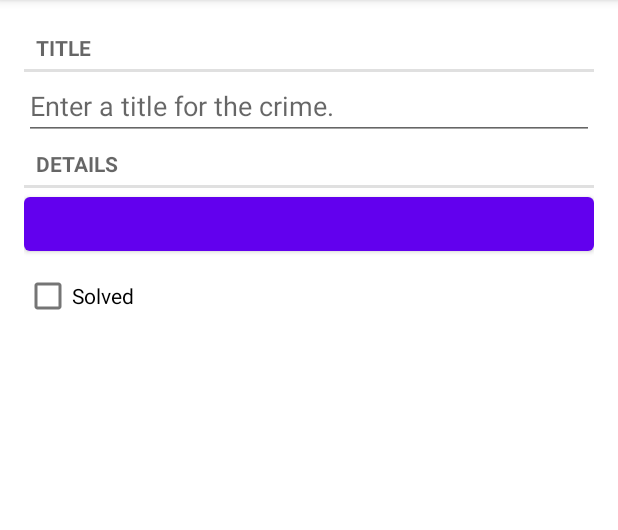
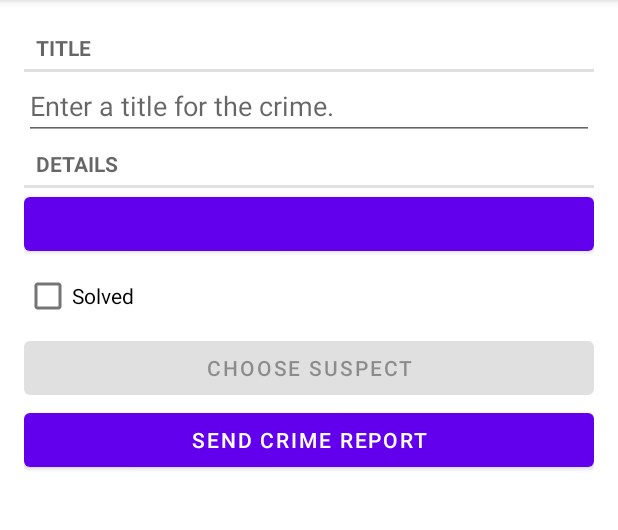
Before and after one commit to mattburnsidemagenic/bnr-android, an Android app: the screen it shows after launch (MainActivity), after a tap on "New Crime", on a phone screen of 412 x 824 dp, the part 84-614 px from its top. Run offline under Robolectric (Android 15) with nearby library versions, the phone set to English and light mode, and no system bars; our stand-ins replace Room's generated code; 1 statement that could not run was skipped.

Commit message:
End of Chapter 15

```diff
--- a/CriminalIntent/app/src/main/java/com/bignerdranch/android/criminalintent/Crime.kt
+++ b/CriminalIntent/app/src/main/java/com/bignerdranch/android/criminalintent/Crime.kt
@@ -9,4 +9,4 @@ import java.util.UUID
 data class Crime(@PrimaryKey val id: UUID = UUID.randomUUID(),
                  var title: String = "",
                  var date: Date = Date(),
-                 var isSolved:Boolean = false)
+                 var isSolved:Boolean = false, var suspect:String = "")
--- a/CriminalIntent/app/src/main/java/com/bignerdranch/android/criminalintent/CrimeFragment.kt
+++ b/CriminalIntent/app/src/main/java/com/bignerdranch/android/criminalintent/CrimeFragment.kt
@@ -1,8 +1,15 @@
 package com.bignerdranch.android.criminalintent
 
+import android.app.Activity
+import android.content.Intent
+import android.content.pm.PackageManager
+import android.content.pm.ResolveInfo
+import android.net.Uri
 import android.os.Bundle
+import android.provider.ContactsContract
 import android.text.Editable
 import android.text.TextWatcher
+import android.text.format.DateFormat
 
 import android.view.LayoutInflater
 import android.view.View
@@ -13,6 +20,7 @@ import android.widget.EditText
 import androidx.fragment.app.Fragment
 import androidx.lifecycle.Observer
 import androidx.lifecycle.ViewModelProvider
+
 import java.util.*
 
 
@@ -20,12 +28,15 @@ private const val ARG_CRIME_ID = "crime_id"
 private const val TAG = "CrimeFragment"
 private const val DIALOG_DATE = "DialogDate"
 private const val REQUEST_DATE = 0
+private const val REQUEST_CONTACT = 1
+private const val DATE_FORMAT="EEE, MMM, dd"
 class CrimeFragment: Fragment(), DatePickerFragment.Callbacks {
     private lateinit var crime: Crime
     private lateinit var titleField: EditText
     private lateinit var dateButton: Button
     private lateinit var solvedCheckBox: CheckBox
-
+    private lateinit var reportButton: Button
+    private lateinit var suspectButton: Button
     private val crimeDetailViewModel: CrimeDetailViewModel by lazy {
         ViewModelProvider(this).get(CrimeDetailViewModel::class.java)
     }
@@ -50,6 +61,8 @@ class CrimeFragment: Fragment(), DatePickerFragment.Callbacks {
 //            text = crime.date.toString()
 //            isEnabled = false
 //        }
+        reportButton = view.findViewById(R.id.crime_report) as Button
+        suspectButton = view.findViewById(R.id.crime_suspect) as Button
         return view
     }
 
@@ -72,6 +85,46 @@ class CrimeFragment: Fragment(), DatePickerFragment.Callbacks {
             isChecked = crime.isSolved
             jumpDrawablesToCurrentState()
         }
+        if(crime.suspect.isNotEmpty()) {
+            suspectButton.text = crime.suspect
+        }
+    }
+
+    override fun onActivityResult(requestCode: Int, resultCode: Int, data: Intent?) {
+        when {
+            resultCode != Activity.RESULT_OK -> return
+            requestCode == REQUEST_CONTACT && data != null -> {
+                val contactUri: Uri? = data.data
+                val queryFields = arrayOf(ContactsContract.Contacts.DISPLAY_NAME)
+                val cursor = requireActivity().contentResolver.query(contactUri!!, queryFields, null, null, null)
+                cursor?.use {
+                    if(it.count == 0) {
+                        return
+                    }
+                    it.moveToFirst()
+                    val suspect = it.getString(0)
+                    crime.suspect = suspect
+                    crimeDetailViewModel.saveCrime(crime)
+                    suspectButton.text = suspect
+                }
+            }
+        }
+    }
+
+    private fun getCrimeReport(): String {
+        val solvedString = if(crime.isSolved) {
+            getString(R.string.crime_report_solved)
+        } else {
+            getString(R.string.crime_report_unsolved)
+        }
+
+        val dateString = DateFormat.format(DATE_FORMAT, crime.date).toString()
+        var suspect = if(crime.suspect.isBlank()) {
+            getString(R.string.crime_report_no_suspect)
+        } else {
+            getString(R.string.crime_report_suspect, crime.suspect)
+        }
+        return getString(R.string.crime_report, crime.title, dateString, solvedString, suspect)
     }
 
     override fun onStart() {
@@ -101,6 +154,28 @@ class CrimeFragment: Fragment(), DatePickerFragment.Callbacks {
                 show(this@CrimeFragment.parentFragmentManager, DIALOG_DATE)
             }
         }
+        reportButton.setOnClickListener {
+            Intent(Intent.ACTION_SEND).apply {
+                type = "text/plain"
+                putExtra(Intent.EXTRA_TEXT, getCrimeReport())
+                putExtra(Intent.EXTRA_SUBJECT, getString(R.string.crime_report_subject))
+            }.also { intent ->
+                val chooserIntent = Intent.createChooser(intent, getString(R.string.send_report))
+                startActivity(chooserIntent)
+            }
+        }
+        suspectButton.apply {
+            val pickContactIntent = Intent(Intent.ACTION_PICK, ContactsContract.Contacts.CONTENT_URI)
+            //pickContactIntent.addCategory(Intent.CATEGORY_HOME)
+            setOnClickListener {
+                startActivityForResult(pickContactIntent, REQUEST_CONTACT)
+            }
+            val packageManager: PackageManager = requireActivity().packageManager
+            val resolvedActivity: ResolveInfo? = packageManager.resolveActivity(pickContactIntent, PackageManager.MATCH_DEFAULT_ONLY)
+            if(resolvedActivity == null) {
+                isEnabled = false
+            }
+        }
     }
 
     override fun onStop() {
--- a/CriminalIntent/app/src/main/java/com/bignerdranch/android/criminalintent/CrimeRepository.kt
+++ b/CriminalIntent/app/src/main/java/com/bignerdranch/android/criminalintent/CrimeRepository.kt
@@ -4,6 +4,7 @@ import android.content.Context
 import androidx.lifecycle.LiveData
 import androidx.room.Room
 import com.bignerdranch.android.criminalintent.database.CrimeDatabase
+import com.bignerdranch.android.criminalintent.database.migration_1_2
 import java.lang.IllegalStateException
 import java.util.*
 import java.util.concurrent.Executors
@@ -11,6 +12,7 @@ import java.util.concurrent.Executors
 private const val DATABASE_NAME="crime-database"
 class CrimeRepository private constructor(context: Context) {
     private val database: CrimeDatabase = Room.databaseBuilder(context.applicationContext, CrimeDatabase::class.java, DATABASE_NAME)
+        .addMigrations(migration_1_2)
         .build()
 
     private val crimeDao = database.crimeDao()
--- a/CriminalIntent/app/src/main/java/com/bignerdranch/android/criminalintent/database/CrimeDatabase.kt
+++ b/CriminalIntent/app/src/main/java/com/bignerdranch/android/criminalintent/database/CrimeDatabase.kt
@@ -3,10 +3,19 @@ package com.bignerdranch.android.criminalintent.database
 import androidx.room.Database
 import androidx.room.RoomDatabase
 import androidx.room.TypeConverters
+import androidx.room.migration.Migration
+import androidx.sqlite.db.SupportSQLiteDatabase
 import com.bignerdranch.android.criminalintent.Crime
 
-@Database(entities = [Crime::class], version = 1)
+@Database(entities = [Crime::class], version = 2)
 @TypeConverters(CrimeTypeConverters::class)
 abstract class CrimeDatabase: RoomDatabase() {
     abstract fun crimeDao(): CrimeDao
 }
+
+val migration_1_2 = object: Migration(1, 2) {
+    override fun migrate(database: SupportSQLiteDatabase) {
+        database.execSQL("ALTER TABLE Crime ADD COLUMN suspect TEXT NOT NULL DEFAULT ''")
+    }
+
+}
--- a/CriminalIntent/app/src/main/res/layout/fragment_crime.xml
+++ b/CriminalIntent/app/src/main/res/layout/fragment_crime.xml
@@ -31,4 +31,16 @@
         android:layout_width="match_parent"
         android:layout_height="wrap_content"
         android:text="@string/crime_solved_label"/>
+
+    <Button
+        android:id="@+id/crime_suspect"
+        android:layout_width="match_parent"
+        android:layout_height="wrap_content"
+        android:text="@string/crime_suspect_text" />
+
+    <Button
+        android:id="@+id/crime_report"
+        android:layout_width="match_parent"
+        android:layout_height="wrap_content"
+        android:text="@string/crime_report_text" />
 </LinearLayout>
--- a/CriminalIntent/app/src/main/res/values/strings.xml
+++ b/CriminalIntent/app/src/main/res/values/strings.xml
@@ -5,4 +5,13 @@
     <string name="crime_details_label">Details</string>
     <string name="crime_solved_label">Solved</string>
     <string name="new_crime">New Crime</string>
+    <string name="crime_suspect_text">Choose Suspect</string>
+    <string name="crime_report_text">Send Crime Report</string>
+    <string name="crime_report">%1$s! The crime was discovered on %2$s. %3$s, and %4$s</string>
+    <string name="crime_report_solved">The case is solved</string>
+    <string name="crime_report_unsolved">The case is not solved</string>
+    <string name="crime_report_no_suspect">There is no suspect.</string>
+    <string name="crime_report_suspect">The suspect is %s.</string>
+    <string name="crime_report_subject">CriminalIntent Crime Report</string>
+    <string name="send_report">Send crime report via</string>
 </resources>
```
